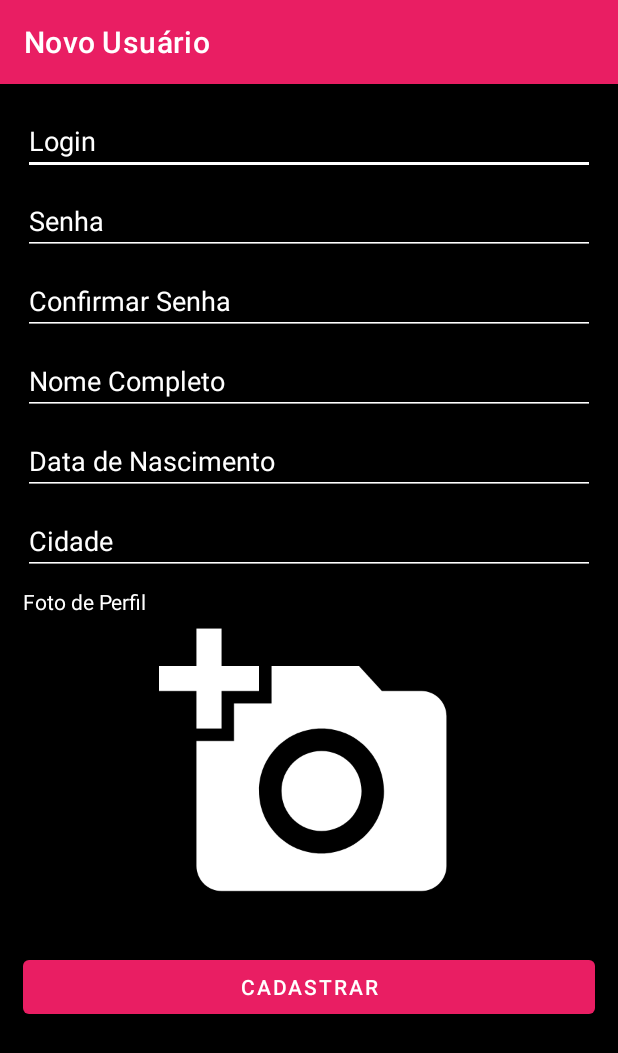
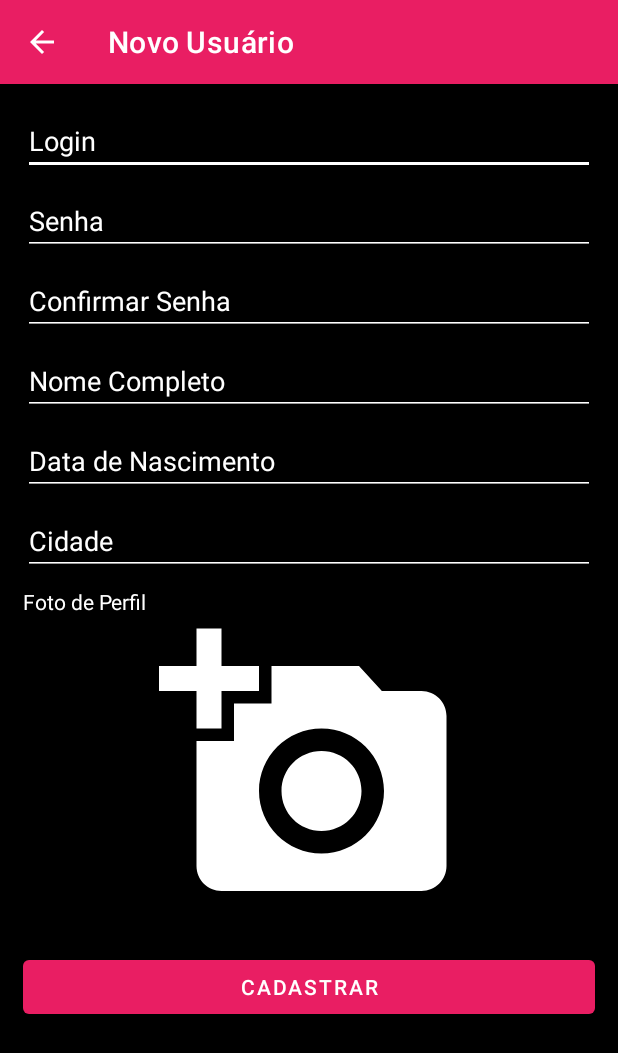
Before and after one commit to HaraHeique/DAM-SocialMedia, an Android app: the RegisterUserActivity screen opened directly, with no data from a screen before it, on a phone screen of 412 x 824 dp. Shown: the top 1053 px of the screen. Run offline under Robolectric (Android 15) with nearby library versions, the phone set to English and light mode, and no system bars.

Commit message:
refactor: alterações de layout e criação da base activity

```diff
--- a/app/build.gradle
+++ b/app/build.gradle
@@ -8,7 +8,7 @@ android {
 
     defaultConfig {
         applicationId "com.example.socialmedia"
-        minSdkVersion 24
+        minSdkVersion 16
         targetSdkVersion 30
         versionCode 1
         versionName "1.0"
--- /dev/null
+++ b/app/src/main/java/com/example/socialmedia/Activities/BaseActivity.java
@@ -0,0 +1,73 @@
+package com.example.socialmedia.Activities;
+
+import android.content.Context;
+import android.os.Bundle;
+import android.view.MenuItem;
+
+import androidx.annotation.Nullable;
+import androidx.appcompat.app.ActionBar;
+import androidx.appcompat.app.AppCompatActivity;
+import androidx.appcompat.widget.Toolbar;
+import androidx.core.content.ContextCompat;
+
+import com.example.socialmedia.R;
+
+public class BaseActivity extends AppCompatActivity {
+
+    protected ActionBar actionBar;
+    protected Toolbar toolbar;
+    protected Context context;
+
+    @Override
+    protected void onCreate(@Nullable Bundle savedInstanceState) {
+        super.onCreate(savedInstanceState);
+
+        actionBar = getSupportActionBar();
+        context = getApplicationContext();
+    }
+
+    protected void setToolbarConfig(int toolbarId, String title, boolean backButton) {
+        toolbar = findViewById(toolbarId);
+        toolbar.setTitleTextColor(ContextCompat.getColor(context, R.color.white));
+        setSupportActionBar(toolbar);
+        actionBar = getSupportActionBar();
+        actionBar.setTitle(title);
+        actionBar.setDisplayHomeAsUpEnabled(backButton);
+    }
+
+    protected void setTitleActionBar(String title) {
+        if (actionBar != null) {
+            actionBar.setTitle(title);
+        }
+    }
+
+    protected void hideActionBar() {
+        if (actionBar != null) {
+            actionBar.hide();
+        }
+    }
+
+    protected void hideItemMenu(MenuItem menuItem) {
+        if (menuItem != null) {
+            menuItem.setVisible(false);
+        }
+    }
+
+    protected void showItemMenu(MenuItem menuItem) {
+        if (menuItem != null) {
+            menuItem.setVisible(true);
+        }
+    }
+
+    protected void disableItemMenu(MenuItem menuItem) {
+        if (menuItem != null) {
+            menuItem.setEnabled(false);
+        }
+    }
+
+    protected void enableItemMenu(MenuItem menuItem) {
+        if (menuItem != null) {
+            menuItem.setEnabled(true);
+        }
+    }
+}
--- a/app/src/main/java/com/example/socialmedia/Activities/RegisterUserActivity.java
+++ b/app/src/main/java/com/example/socialmedia/Activities/RegisterUserActivity.java
@@ -1,11 +1,4 @@
 package com.example.socialmedia.Activities;
-
-import androidx.annotation.NonNull;
-import androidx.annotation.Nullable;
-import androidx.appcompat.app.AlertDialog;
-import androidx.appcompat.app.AppCompatActivity;
-import androidx.core.app.ActivityCompat;
-import androidx.core.content.FileProvider;
 
 import android.Manifest;
 import android.app.Activity;
@@ -25,23 +18,26 @@ import android.widget.EditText;
 import android.widget.ImageView;
 import android.widget.Toast;
 
+import androidx.annotation.NonNull;
+import androidx.annotation.Nullable;
+import androidx.appcompat.app.AlertDialog;
+import androidx.core.app.ActivityCompat;
+import androidx.core.content.FileProvider;
+
 import com.example.socialmedia.R;
 import com.example.socialmedia.Utils.AlertMessageUtil;
 import com.example.socialmedia.Utils.DateTimeUtil;
 import com.example.socialmedia.Utils.ImageUtil;
-import com.example.socialmedia.Utils.LayoutUtil;
 
 import java.io.File;
 import java.io.IOException;
 import java.util.ArrayList;
 import java.util.List;
 
-public class RegisterUserActivity extends AppCompatActivity {
+public class RegisterUserActivity extends BaseActivity {
 
     private static final int RESULT_TAKE_PICTURE = 1;
     private static final int RESULT_REQUEST_PERMISSION = 20;
-
-    private final Context context = RegisterUserActivity.this;
 
     private String currentPhotoPath;
 
@@ -50,7 +46,7 @@ public class RegisterUserActivity extends AppCompatActivity {
         super.onCreate(savedInstanceState);
         setContentView(R.layout.activity_register_user);
 
-        LayoutUtil.setTitleActionBar(getSupportActionBar(), "Novo Usuário");
+        setToolbarConfig(R.id.tb_register_user, "Novo Usuário", true);
         checkPermissions();
         onClickPhotoPicker();
         onClickBtnConfirmRegisterUser();
@@ -59,9 +55,7 @@ public class RegisterUserActivity extends AppCompatActivity {
     private void onClickBtnConfirmRegisterUser() {
         Button btnConfirmRegister = findViewById(R.id.btn_newuser_confirm);
 
-        btnConfirmRegister.setOnClickListener(new View.OnClickListener() {
-            @Override
-            public void onClick(View v) {
+        btnConfirmRegister.setOnClickListener(v -> {
             String login = ((EditText)findViewById(R.id.et_newuser_login)).getText().toString();
             String password = ((EditText)findViewById(R.id.et_newuser_password)).getText().toString();
             String confirmPassword = ((EditText)findViewById(R.id.et_newuser_confirmpassword)).getText().toString();
@@ -84,19 +78,13 @@ public class RegisterUserActivity extends AppCompatActivity {
             intent.putExtra("pathImgProfile", imageProfile);
             setResult(Activity.RESULT_OK, intent);
             finish();
-            }
         });
     }
 
     private void onClickPhotoPicker() {
         ImageView btnImg = findViewById(R.id.imv_newuser_imgprofile);
 
-        btnImg.setOnClickListener(new View.OnClickListener() {
-            @Override
-            public void onClick(View v) {
-                dispatchTakePictureIntent();
-            }
-        });
+        btnImg.setOnClickListener(v -> dispatchTakePictureIntent());
     }
 
     private void dispatchTakePictureIntent() {
--- /dev/null
+++ b/app/src/main/res/drawable/ic_baseline_arrow_back_24.xml
@@ -0,0 +1,5 @@
+<vector android:autoMirrored="true" android:height="24dp"
+    android:tint="#FFFFFF" android:viewportHeight="24"
+    android:viewportWidth="24" android:width="24dp" xmlns:android="http://schemas.android.com/apk/res/android">
+    <path android:fillColor="@android:color/white" android:pathData="M20,11H7.83l5.59,-5.59L12,4l-8,8 8,8 1.41,-1.41L7.83,13H20v-2z"/>
+</vector>
--- a/app/src/main/res/layout/activity_register_user.xml
+++ b/app/src/main/res/layout/activity_register_user.xml
@@ -8,11 +8,24 @@
     tools:context=".Activities.RegisterUserActivity"
     tools:visibility="visible">
 
+    <androidx.appcompat.widget.Toolbar
+        android:id="@+id/tb_register_user"
+        android:layout_width="match_parent"
+        android:layout_height="wrap_content"
+        android:background="?attr/colorPrimary"
+        android:minHeight="?attr/actionBarSize"
+        android:theme="?attr/actionBarTheme"
+        app:layout_constraintEnd_toEndOf="parent"
+        app:layout_constraintStart_toStartOf="parent"
+        app:layout_constraintTop_toTopOf="parent" />
+
     <ScrollView
-        android:layout_width="match_parent"
-        android:layout_height="match_parent"
-        tools:layout_editor_absoluteX="33dp"
-        tools:layout_editor_absoluteY="509dp">
+        android:layout_width="0dp"
+        android:layout_height="0dp"
+        app:layout_constraintBottom_toBottomOf="parent"
+        app:layout_constraintEnd_toEndOf="parent"
+        app:layout_constraintStart_toStartOf="parent"
+        app:layout_constraintTop_toBottomOf="@+id/tb_register_user">
 
         <LinearLayout
             android:layout_width="match_parent"
@@ -30,11 +43,11 @@
                 android:layout_marginRight="15dp"
                 android:layout_marginBottom="8dp"
                 android:autofillHints=""
+                android:backgroundTint="@android:color/white"
                 android:ems="10"
                 android:hint="@string/hint_login"
                 android:inputType="textPersonName"
-                android:textColor="#FFFFFF"
-                android:backgroundTint="@android:color/white"/>
+                android:textColor="#FFFFFF" />
 
 
             <EditText
@@ -47,11 +60,11 @@
                 android:layout_marginRight="15dp"
                 android:layout_marginBottom="8dp"
                 android:autofillHints=""
+                android:backgroundTint="@android:color/white"
                 android:ems="10"
                 android:hint="@string/hint_password"
                 android:inputType="textPassword"
-                android:textColor="#FFFFFF"
-                android:backgroundTint="@android:color/white"/>
+                android:textColor="#FFFFFF" />
 
             <EditText
                 android:id="@+id/et_newuser_confirmpassword"
@@ -63,11 +76,11 @@
                 android:layout_marginRight="15dp"
                 android:layout_marginBottom="8dp"
                 android:autofillHints=""
+                android:backgroundTint="@android:color/white"
                 android:ems="10"
                 android:hint="@string/hint_confirm_password"
                 android:inputType="textPassword"
-                android:textColor="#FFFFFF"
-                android:backgroundTint="@android:color/white"/>
+                android:textColor="#FFFFFF" />
 
             <EditText
                 android:id="@+id/et_newuser_name"
@@ -79,11 +92,11 @@
                 android:layout_marginRight="15dp"
                 android:layout_marginBottom="8dp"
                 android:autofillHints=""
+                android:backgroundTint="@android:color/white"
                 android:ems="10"
                 android:hint="@string/hint_name_user"
                 android:inputType="textPersonName"
-                android:textColor="#FFFFFF"
-                android:backgroundTint="@android:color/white"/>
+                android:textColor="#FFFFFF" />
 
             <EditText
                 android:id="@+id/et_newuser_borndate"
@@ -95,11 +108,11 @@
                 android:layout_marginRight="15dp"
                 android:layout_marginBottom="8dp"
                 android:autofillHints=""
+                android:backgroundTint="@android:color/white"
                 android:ems="10"
                 android:hint="@string/hint_born_date"
                 android:inputType="date"
-                android:textColor="#FFFFFF"
-                android:backgroundTint="@android:color/white"/>
+                android:textColor="#FFFFFF" />
 
             <EditText
                 android:id="@+id/et_newuser_city"
@@ -111,11 +124,11 @@
                 android:layout_marginRight="15dp"
                 android:layout_marginBottom="8dp"
                 android:autofillHints=""
+                android:backgroundTint="@android:color/white"
                 android:ems="10"
                 android:hint="@string/hint_city"
                 android:inputType="textPersonName"
-                android:textColor="#FFFFFF"
-                android:backgroundTint="@android:color/white"/>
+                android:textColor="#FFFFFF" />
 
             <TextView
                 android:id="@+id/tv_newuser_profiletitle"
--- a/app/src/main/res/values-night/themes.xml
+++ b/app/src/main/res/values-night/themes.xml
@@ -1,6 +1,6 @@
 <resources xmlns:tools="http://schemas.android.com/tools">
     <!-- Base application theme. -->
-    <style name="Theme.SocialMedia" parent="Theme.MaterialComponents.DayNight.DarkActionBar">
+    <style name="Theme.SocialMedia" parent="Theme.MaterialComponents.DayNight.NoActionBar">
         <!-- Primary brand color. -->
         <item name="colorPrimary">@color/pink_200</item>
         <item name="colorPrimaryVariant">@color/pink_500</item>
@@ -18,5 +18,6 @@
         <item name="android:textColorHighlight">@color/white</item>
         <item name="android:textColorAlertDialogListItem">@color/white</item>
         <item name="android:itemBackground">@color/pink_200</item>
+        <item name="android:homeAsUpIndicator">@drawable/ic_baseline_arrow_back_24</item>
     </style>
 </resources>
--- a/app/src/main/res/values/themes.xml
+++ b/app/src/main/res/values/themes.xml
@@ -1,6 +1,6 @@
 <resources xmlns:tools="http://schemas.android.com/tools">
     <!-- Base application theme. -->
-    <style name="Theme.SocialMedia" parent="Theme.MaterialComponents.DayNight.DarkActionBar">
+    <style name="Theme.SocialMedia" parent="Theme.MaterialComponents.DayNight.NoActionBar">
         <!-- Primary brand color. -->
         <item name="colorPrimary">@color/pink_200</item>
         <item name="colorPrimaryVariant">@color/pink_500</item>
@@ -18,5 +18,6 @@
         <item name="android:textColorHighlight">@color/white</item>
         <item name="android:textColorAlertDialogListItem">@color/white</item>
         <item name="android:itemBackground">@color/pink_200</item>
+        <item name="android:homeAsUpIndicator">@drawable/ic_baseline_arrow_back_24</item>
     </style>
 </resources>
```
Also changed, not shown: app/src/main/AndroidManifest.xml (+4 -4 lines), app/src/main/java/com/example/socialmedia/Activities/CreatePostActivity.java (+3 -5 lines), app/src/main/java/com/example/socialmedia/Activities/LoginActivity.java (+6 -17 lines), app/src/main/java/com/example/socialmedia/Activities/MainActivity.java (+19 -23 lines), app/src/main/java/com/example/socialmedia/Utils/LayoutUtil.java (deleted, +0 -44 lines), app/src/main/java/com/example/socialmedia/ViewModels/PostViewModel.java (+21 -6 lines), app/src/main/res/layout/activity_create_post.xml (+18 -7 lines), app/src/main/res/layout/activity_main.xml (+11 -0 lines). Lines whose indentation alone changed are shown as unchanged.
